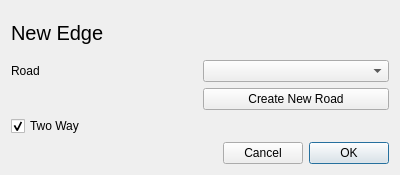
Before: the Qt Designer form bnbnav-frontend/nodeconnectdialog.ui in vicr123/bnbnav, drawn with Qt 5.
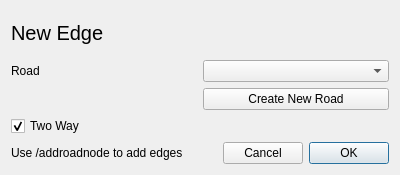
After: the same form once the commit is applied.

```diff
--- a/bnbnav-frontend/nodeconnectdialog.ui
+++ b/bnbnav-frontend/nodeconnectdialog.ui
@@ -26,6 +26,13 @@
    </item>
    <item row="4" column="0" colspan="2">
     <layout class="QHBoxLayout" name="horizontalLayout">
+     <item>
+      <widget class="QLabel" name="addDirective">
+       <property name="text">
+        <string>Use /addroadnode to add edges</string>
+       </property>
+      </widget>
+     </item>
      <item>
       <spacer name="horizontalSpacer">
        <property name="orientation">
```
Left out of the diff: 8 changed lines with no effect on the pictures.
